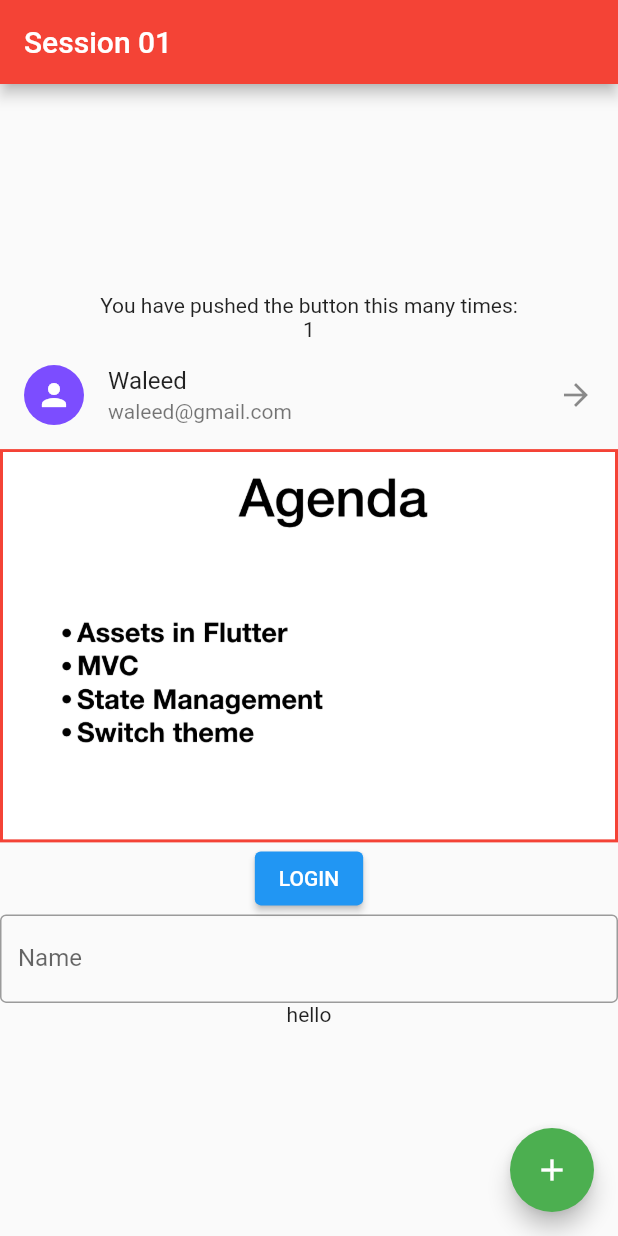
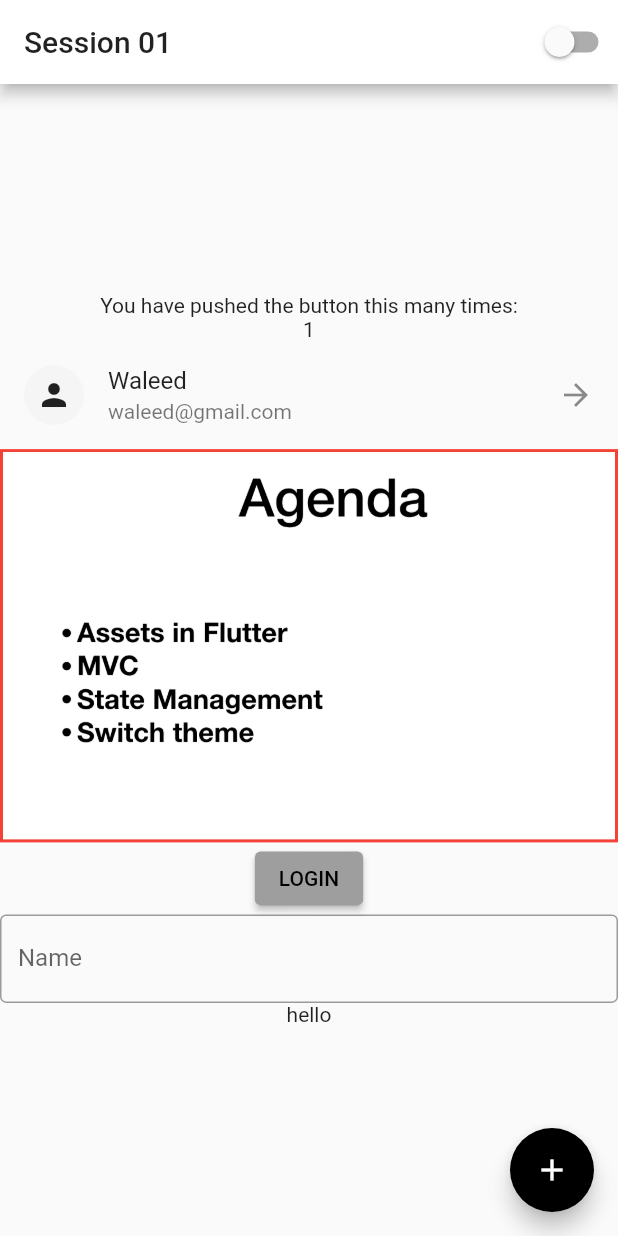
Before and after one commit to wal33d006/bootcamp, a Flutter app: the screen it shows after launch, after a tap on "LOGIN", on a phone screen of 412 x 824 dp. Run offline on Flutter 3.47's test engine with Material 2 defaults, Android fonts, the phone set to English and light mode, and no system bars; network calls fail.

Commit message:
Add theme

```diff
--- a/lib/main.dart
+++ b/lib/main.dart
@@ -2,11 +2,57 @@ import 'package:bootcamp/views/country_list_page.dart';
 import 'package:flutter/material.dart';
 import 'package:provider/provider.dart';
 
+final darkTheme = ThemeData(
+  primarySwatch: Colors.grey,
+  primaryColor: Colors.black,
+  brightness: Brightness.dark,
+  backgroundColor: const Color(0xFF212121),
+  accentColor: Colors.yellow[700],
+  accentIconTheme: IconThemeData(color: Colors.black),
+  dividerColor: Colors.black12,
+);
+
+final lightTheme = ThemeData(
+  primarySwatch: Colors.grey,
+  primaryColor: Colors.white,
+  brightness: Brightness.light,
+  backgroundColor: const Color(0xFFE5E5E5),
+  accentColor: Colors.black,
+  accentIconTheme: IconThemeData(color: Colors.white),
+  dividerColor: Colors.white54,
+);
+
+class ThemeNotifier with ChangeNotifier {
+  ThemeData? _themeData;
+
+  ThemeNotifier(this._themeData);
+
+  getTheme() => _themeData;
+
+//  getTheme() {
+//    return _themeData;
+//  }
+
+  setTheme(ThemeData themeData) async {
+    _themeData = themeData;
+    notifyListeners();
+  }
+}
+
 void main() {
   runApp(
-    ChangeNotifierProvider(
-      create: (_) => Counter(),
+    MultiProvider(
       child: MyApp(),
+      providers: [
+        ChangeNotifierProvider(
+          create: (_) => Counter(),
+          child: MyApp(),
+        ),
+        ChangeNotifierProvider(
+          create: (_) => ThemeNotifier(lightTheme),
+          child: MyApp(),
+        ),
+      ],
     ),
   );
 }
@@ -16,11 +62,7 @@ class MyApp extends StatelessWidget {
   Widget build(BuildContext context) {
     return MaterialApp(
       title: 'Flutter Demo',
-      theme: ThemeData(
-        primaryColor: Colors.red,
-        accentColor: Colors.green,
-        primaryColorDark: Colors.deepPurpleAccent,
-      ),
+      theme: context.watch<ThemeNotifier>()._themeData,
       home: MyHomePage(title: 'Session 01'),
     );
   }
@@ -56,9 +98,22 @@ class _MyHomePageState extends State<MyHomePage> {
 
   @override
   Widget build(BuildContext context) {
+    var themeData = context.watch<ThemeNotifier>();
     return Scaffold(
       appBar: AppBar(
         title: Text(widget.title),
+        actions: [
+          Switch(
+            value: themeData._themeData == darkTheme,
+            onChanged: (value) {
+              if (value) {
+                themeData.setTheme(darkTheme);
+              } else {
+                themeData.setTheme(lightTheme);
+              }
+            },
+          ),
+        ],
       ),
       body: Center(
         child: Column(
```
